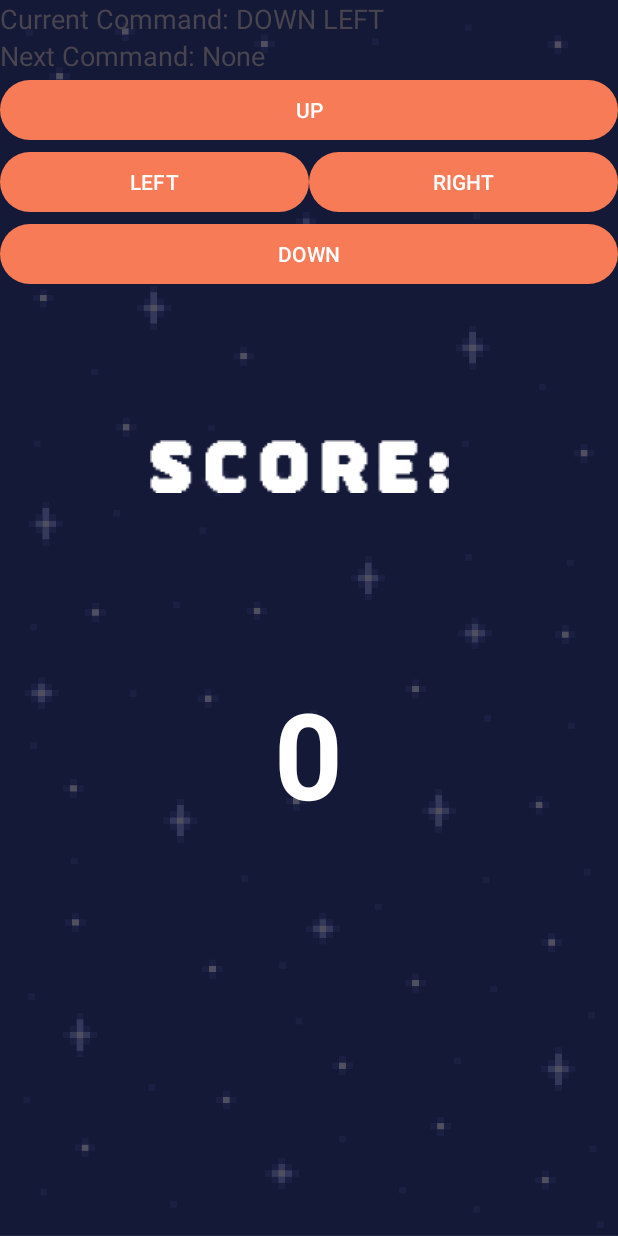
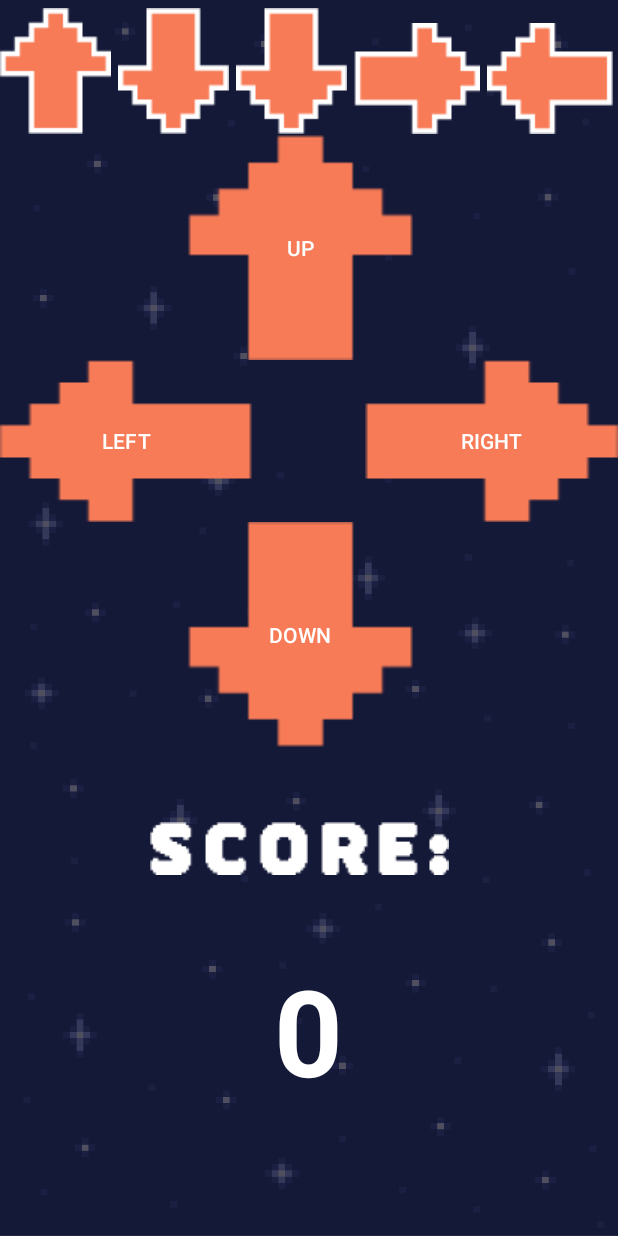
Before and after one commit to NovaRanger/Aero, an Android app: the MainActivity screen opened directly, with no data from a screen before it, on a phone screen of 412 x 824 dp. Run offline under Robolectric (Android 15) with nearby library versions, the phone set to English and light mode, and no system bars.

Commit message:
ivan stuff

```diff
--- a/app/src/main/java/com/group/project/MainActivity.java
+++ b/app/src/main/java/com/group/project/MainActivity.java
@@ -1,7 +1,14 @@
 package com.group.project;
 
 import androidx.appcompat.app.AppCompatActivity;
+
+import android.annotation.SuppressLint;
+import android.graphics.drawable.Drawable;
 import android.os.Bundle;
+import android.text.Spannable;
+import android.text.SpannableString;
+import android.text.SpannableStringBuilder;
+import android.text.style.ImageSpan;
 import android.util.Log;
 import android.view.View;
 import android.widget.Button;
@@ -82,14 +89,24 @@ public class MainActivity extends AppCompatActivity implements View.OnClickListe
         }
     }
     private void displayCurrentCommand() {
-        StringBuilder commandStringBuilder = new StringBuilder();
+        SpannableStringBuilder commandStringBuilder = new SpannableStringBuilder();
+
         for (int i = commandIndex; i < currentCommandSequence.length; i++) {
-            commandStringBuilder.append(currentCommandSequence[i]);
-            commandStringBuilder.append(" "); // Add space between commands
+            String commandName = currentCommandSequence[i];
+            int resourceId = getResources().getIdentifier("command_" + commandName.toLowerCase(), "drawable", getPackageName());
+            if (resourceId != 0) {
+                @SuppressLint("UseCompatLoadingForDrawables") Drawable drawable = getResources().getDrawable(resourceId);
+                drawable.setBounds(0, 0, drawable.getIntrinsicWidth(), drawable.getIntrinsicHeight());
+                ImageSpan imageSpan = new ImageSpan(drawable, ImageSpan.ALIGN_BOTTOM);
+                SpannableString spannableString = new SpannableString(commandName);
+                spannableString.setSpan(imageSpan, 0, commandName.length(), Spannable.SPAN_INCLUSIVE_EXCLUSIVE);
+                commandStringBuilder.append(spannableString).append(" ");
+            }
         }
-        String currentCommands = commandStringBuilder.toString().trim(); // Remove trailing space
-        currentCommandTextView.setText(currentCommands);
+
+        currentCommandTextView.setText(commandStringBuilder);
     }
+
 
 
     private void navigateToEndScreen() {
--- a/app/src/main/res/layout/d_pad_layout.xml
+++ b/app/src/main/res/layout/d_pad_layout.xml
@@ -9,16 +9,10 @@
     <LinearLayout
         android:id="@+id/currentCommandSection"
         android:layout_width="match_parent"
-        android:layout_height="wrap_content"
+        android:layout_height="90dp"
         android:layout_alignParentTop="true"
-        android:orientation="horizontal">
-
-        <TextView
-            android:id="@+id/currentCommandLabel"
-            android:layout_width="wrap_content"
-            android:layout_height="wrap_content"
-            android:text="Current Command: "
-            android:textSize="18sp" />
+        android:orientation="horizontal"
+        android:gravity="center">
 
         <TextView
             android:id="@+id/currentCommandText"
@@ -37,20 +31,6 @@
         android:layout_below="@id/currentCommandSection"
         android:orientation="horizontal">
 
-        <TextView
-            android:id="@+id/nextCommandLabel"
-            android:layout_width="wrap_content"
-            android:layout_height="wrap_content"
-            android:text="Next Command: "
-            android:textSize="18sp" />
-
-        <TextView
-            android:id="@+id/nextCommandText"
-            android:layout_width="wrap_content"
-            android:layout_height="wrap_content"
-            android:text="None"
-            android:textSize="18sp" />
-
     </LinearLayout>
 
     <!-- Button Section -->
@@ -64,8 +44,10 @@
         <!-- Up Button -->
         <Button
             android:id="@+id/upButton"
-            android:layout_width="match_parent"
-            android:layout_height="wrap_content"
+            android:layout_marginLeft="125dp"
+            android:layout_width="150dp"
+            android:layout_height="150dp"
+            android:background="@drawable/key_up_button"
             android:text="UP" />
 
         <!-- Left and Right Buttons -->
@@ -79,13 +61,15 @@
                 android:layout_width="0dp"
                 android:layout_height="wrap_content"
                 android:layout_weight="1"
-                android:text="LEFT" />
-
+                android:background="@drawable/key_left_button"
+                android:text="LEFT"
+                android:layout_marginRight="75dp"/>
             <Button
                 android:id="@+id/rightButton"
                 android:layout_width="0dp"
                 android:layout_height="wrap_content"
                 android:layout_weight="1"
+                android:background="@drawable/key_right_button"
                 android:text="RIGHT" />
 
         </LinearLayout>
@@ -93,8 +77,10 @@
         <!-- Down Button -->
         <Button
             android:id="@+id/downButton"
-            android:layout_width="match_parent"
-            android:layout_height="wrap_content"
+            android:layout_marginLeft="125dp"
+            android:layout_width="150dp"
+            android:layout_height="150dp"
+            android:background="@drawable/key_down_button"
             android:text="DOWN" />
 
     </LinearLayout>
@@ -104,9 +90,12 @@
         android:id="@+id/score"
         android:layout_width="wrap_content"
         android:layout_height="wrap_content"
-        android:layout_margin="100dp"
         android:layout_below="@+id/buttonLayout"
-        android:src="@drawable/end_score"/>
+        android:layout_marginStart="100dp"
+        android:layout_marginTop="50dp"
+        android:layout_marginEnd="100dp"
+        android:layout_marginBottom="50dp"
+        android:src="@drawable/end_score" />
 
     <!-- Adding the Score text -->
     <TextView
@@ -115,7 +104,10 @@
         android:layout_height="wrap_content"
         android:layout_below="@+id/score"
         android:layout_centerHorizontal="true"
-        android:layout_margin="20dp"
+        android:layout_marginStart="20dp"
+        android:layout_marginTop="0dp"
+        android:layout_marginEnd="0dp"
+        android:layout_marginBottom="0dp"
         android:text="0"
         android:textColor="@color/white"
         android:textSize="80sp"
--- a/app/src/main/res/values/arrays.xml
+++ b/app/src/main/res/values/arrays.xml
@@ -16,15 +16,24 @@
         <item>LEFT</item>
     </array>
     <array name="command_sequence_2">
+        <item>UP</item>
+        <item>DOWN</item>
+        <item>DOWN</item>
         <item>RIGHT</item>
         <item>LEFT</item>
     </array>
     <array name="command_sequence_3">
-        <item>LEFT</item>
+        <item>UP</item>
+        <item>DOWN</item>
+        <item>DOWN</item>
+        <item>RIGHT</item>
         <item>LEFT</item>
     </array>
     <array name="command_sequence_4">
+        <item>UP</item>
         <item>DOWN</item>
+        <item>DOWN</item>
+        <item>RIGHT</item>
         <item>LEFT</item>
     </array>
     <array name="command_sequence_5">
```
